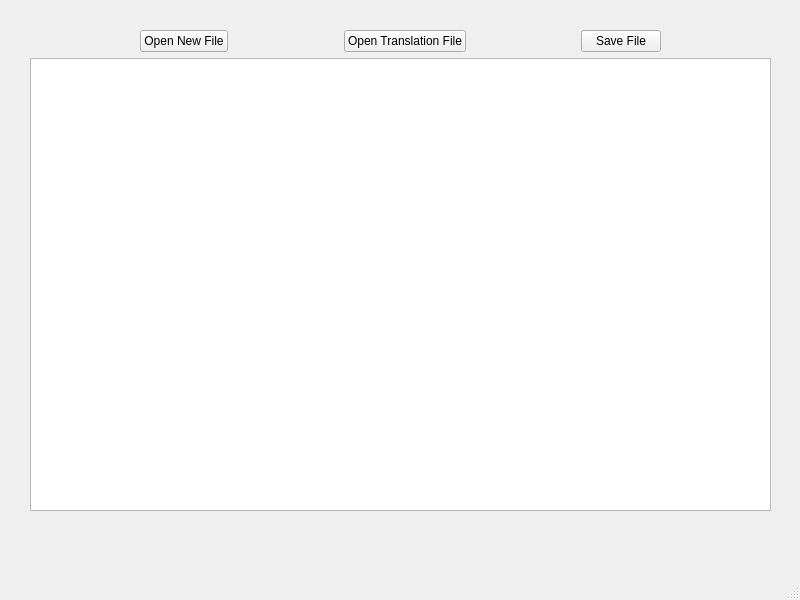
This is mainwindow.ui in MicheaBoab/JsonFileReader as Qt 5 draws it before an edit. The edited form follows.
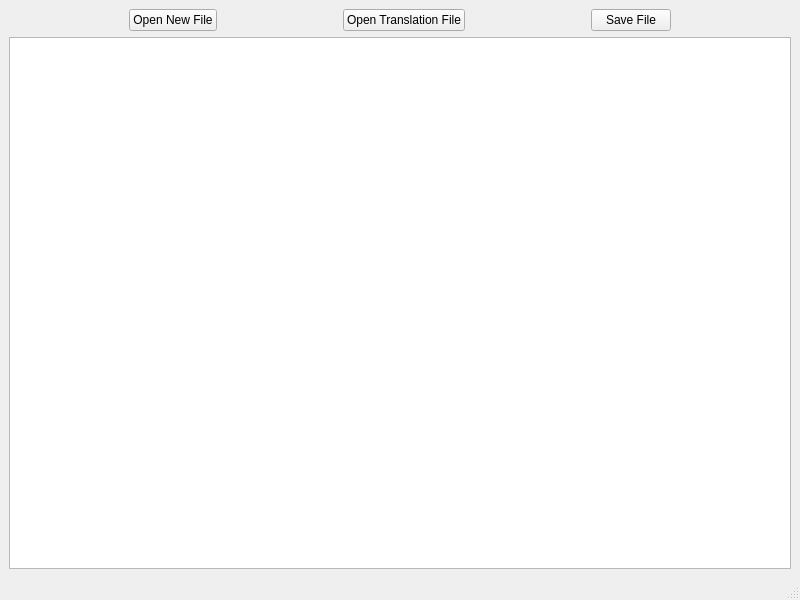
This is the edited form.

```diff
--- a/mainwindow.ui
+++ b/mainwindow.ui
@@ -14,15 +14,8 @@
    <string>MainWindow</string>
   </property>
   <widget class="QWidget" name="centralwidget">
-   <widget class="QWidget" name="">
-    <property name="geometry">
-     <rect>
-      <x>30</x>
-      <y>30</y>
-      <width>741</width>
-      <height>481</height>
-     </rect>
-    </property>
+   <layout class="QHBoxLayout" name="horizontalLayout_2">
+    <item>
     <layout class="QVBoxLayout" name="verticalLayout">
      <item>
       <layout class="QHBoxLayout" name="horizontalLayout">
@@ -105,7 +98,8 @@
       <widget class="QTableWidget" name="tableWidget"/>
      </item>
     </layout>
-   </widget>
+    </item>
+   </layout>
   </widget>
   <widget class="QMenuBar" name="menubar">
    <property name="geometry">
```
Lines whose indentation alone changed are shown as unchanged.
